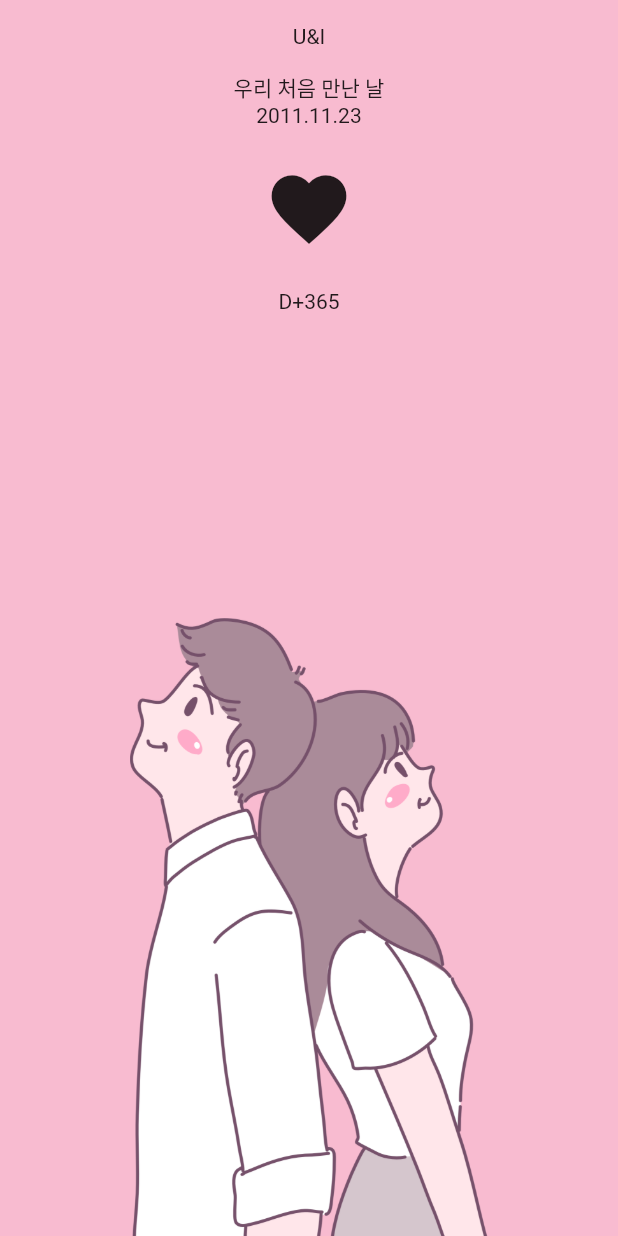
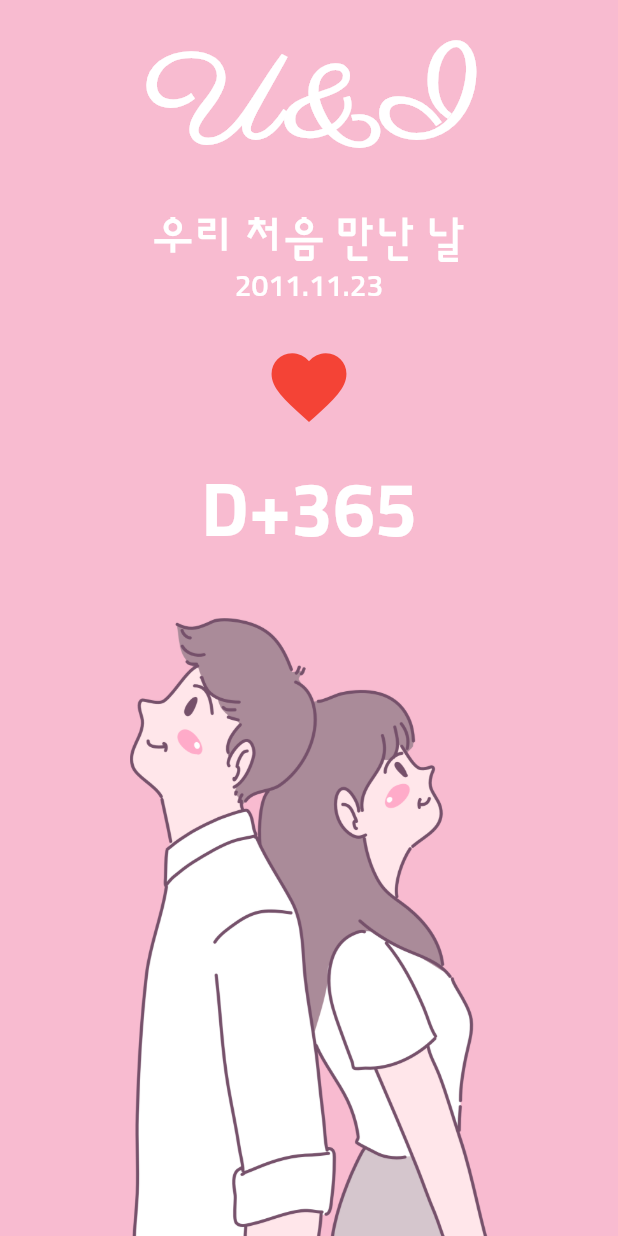
Before and after one commit to gcsclub/flutter_study, a Flutter app: the screen it shows after launch, after a tap on the "favorite" icon, on a phone screen of 412 x 824 dp. Run offline on Flutter 3.47's test engine with Material 2 defaults, Android fonts, the phone set to English and light mode, and no system bars; our stand-ins replace webview_flutter.

Commit message:
u_and_i 프로젝트 폰트 설정

```diff
--- a/changmin/changmin_flutter_project/lib/main.dart
+++ b/changmin/changmin_flutter_project/lib/main.dart
@@ -1,6 +1,15 @@
+import 'package:changmin_flutter_project/project/u_and_i/const/font.dart';
 import 'package:flutter/material.dart';
 import 'package:changmin_flutter_project/project/u_and_i/screen/home_screen.dart';
 
 void main() {
-  runApp(MaterialApp(home: HomeScreen()));
+  runApp(MaterialApp(
+      theme: ThemeData(
+          fontFamily: 'sunflower',
+          textTheme: TextTheme(
+              displayLarge: DISPLAY_LARGE,
+              displayMedium: DISPLAY_MEDIUM,
+              bodyLarge: BODY_LARGE,
+              bodyMedium: BODY_MEDIUM)),
+      home: HomeScreen()));
 }
--- /dev/null
+++ b/changmin/changmin_flutter_project/lib/project/u_and_i/const/font.dart
@@ -0,0 +1,17 @@
+import 'package:flutter/material.dart';
+
+const DISPLAY_LARGE = TextStyle(
+    color: Colors.white,
+    fontSize: 80.0,
+    fontWeight: FontWeight.w700,
+    fontFamily: 'parisienne');
+
+const DISPLAY_MEDIUM = TextStyle(
+  color: Colors.white,
+  fontSize: 50.0,
+  fontWeight: FontWeight.w700,
+);
+
+const BODY_LARGE = TextStyle(color: Colors.white, fontSize: 30.0);
+
+const BODY_MEDIUM = TextStyle(color: Colors.white, fontSize: 20.0);
--- a/changmin/changmin_flutter_project/lib/project/u_and_i/screen/d_day.dart
+++ b/changmin/changmin_flutter_project/lib/project/u_and_i/screen/d_day.dart
@@ -3,29 +3,40 @@ import 'package:flutter/material.dart';
 class DDay extends StatelessWidget {
   @override
   Widget build(BuildContext context) {
+    final textTheme = Theme.of(context).textTheme;
+
     return Column(
       children: [
         const SizedBox(
           height: 16,
         ),
-        Text('U&I'),
+        Text('U&I', style: textTheme.displayLarge),
         const SizedBox(
           height: 16,
         ),
-        Text('우리 처음 만난 날'),
-        Text('2011.11.23'),
+        Text('우리 처음 만난 날', style: textTheme.bodyLarge),
+        Text(
+          '2011.11.23',
+          style: textTheme.bodyMedium,
+        ),
         const SizedBox(
           height: 16,
         ),
         IconButton(
           iconSize: 60.0,
           onPressed: () {},
-          icon: Icon(Icons.favorite),
+          icon: const Icon(
+            Icons.favorite,
+            color: Colors.red,
+          ),
         ),
         const SizedBox(
           height: 16,
         ),
-        Text('D+365'),
+        Text(
+          'D+365',
+          style: textTheme.displayMedium,
+        ),
       ],
     );
   }
```
